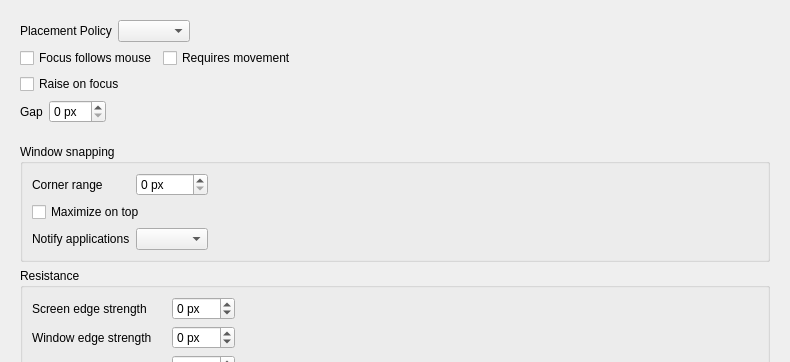
The window that src/behaviour.ui (labwc/labwc-tweaks) describes before a commit, drawn with Qt 5; both pictures show x 0 to 790 and y 0 to 362 of the 790 by 1051 pixel window.
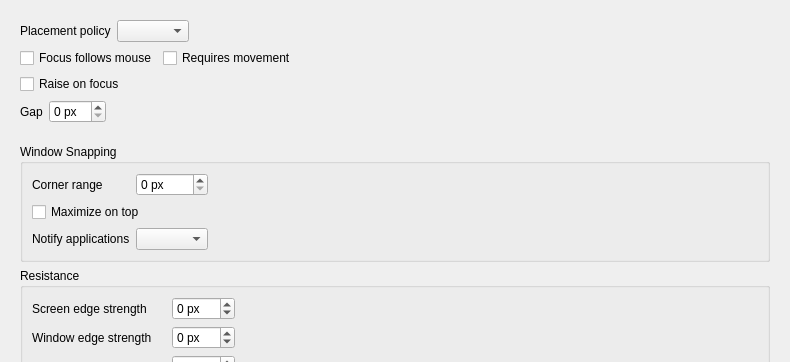
The same window after the commit.

Diff of the .ui file:
```diff
--- a/src/behaviour.ui
+++ b/src/behaviour.ui
@@ -34,7 +34,7 @@
          <item>
           <widget class="QLabel" name="label_7">
            <property name="text">
-            <string>Placement Policy</string>
+            <string>Placement policy</string>
            </property>
           </widget>
          </item>
@@ -147,7 +147,7 @@
        <item>
         <widget class="QGroupBox" name="snapping">
          <property name="title">
-          <string>Window snapping</string>
+          <string>Window Snapping</string>
          </property>
          <layout class="QGridLayout" name="gridLayout_2">
           <item row="0" column="2">
```
